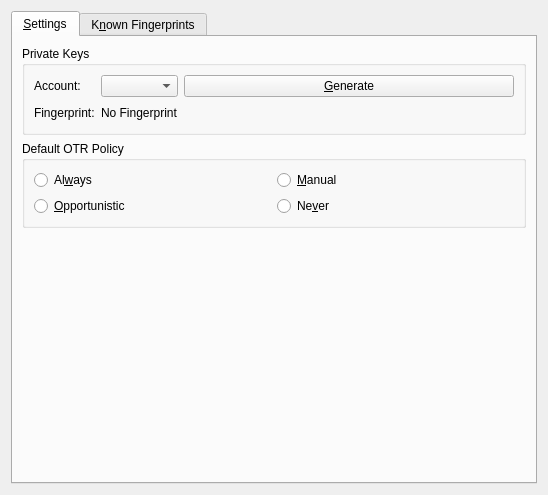
Old version of the form plugins/otr/otrprefs.ui in the repository KDE/kopete.
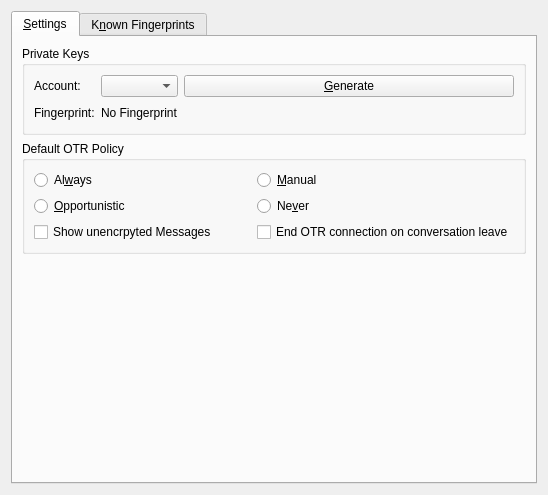
New version of the form.

Commit message: added two preference options to OTR Plugin: 	-Show unencrypted messages 	-Automatically End OTR Session if partner leaves

```diff
--- a/plugins/otr/otrprefs.ui
+++ b/plugins/otr/otrprefs.ui
@@ -156,6 +156,26 @@
             </property>
            </widget>
           </item>
+          <item row="2" column="0" >
+           <widget class="QCheckBox" name="kcfg_cbAllowUnenc" >
+            <property name="toolTip" >
+             <string>Show unencrpyted Messages</string>
+            </property>
+            <property name="text" >
+             <string>Show unencrpyted Messages</string>
+            </property>
+           </widget>
+          </item>
+          <item row="2" column="1" >
+           <widget class="QCheckBox" name="kcfg_cbEndOnLeave" >
+            <property name="toolTip" >
+             <string>End your OTR conversation automatically instead of manually having to stop otr</string>
+            </property>
+            <property name="text" >
+             <string>End OTR connection on conversation leave</string>
+            </property>
+           </widget>
+          </item>
          </layout>
         </widget>
        </item>
```
The commit also changes 4 other files.
